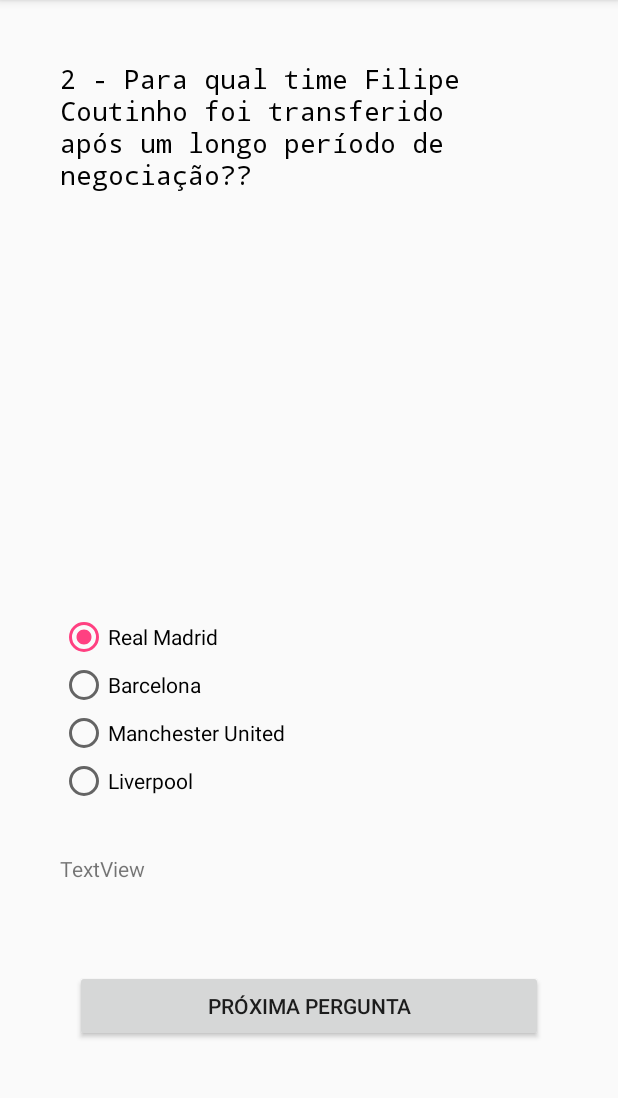
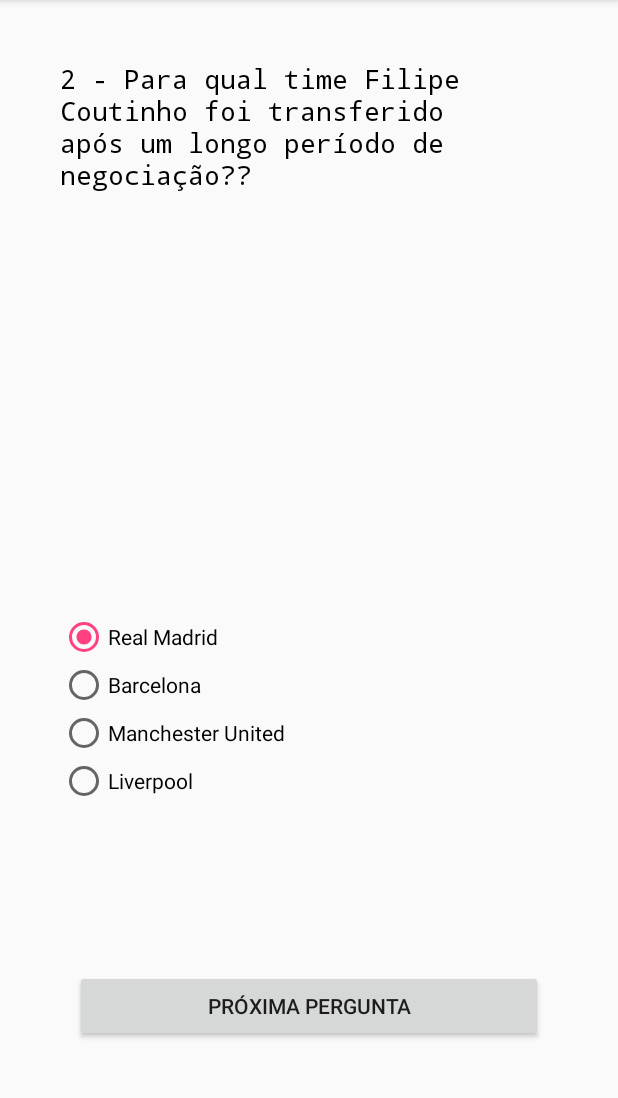
Before and after one commit to andreboli/Quiz, an Android app: the FirstQuestion screen opened directly, with no data from a screen before it, after a tap on "PRÓXIMA PERGUNTA", on a phone screen of 412 x 824 dp, the part 84-1182 px from its top. Run offline under Robolectric (Android 15) with nearby library versions, the phone set to English and light mode, and no system bars; 1 statement that could not run was skipped.

```diff
--- a/app/src/main/java/andreoliveira/com/br/quiz/FirstQuestion.java
+++ b/app/src/main/java/andreoliveira/com/br/quiz/FirstQuestion.java
@@ -13,6 +13,7 @@ public class FirstQuestion extends AppCompatActivity {
     int countReceived;
     RadioGroup radioGroup;
     RadioButton radioButton;
+    RadioButton correta;
 
     @Override
     protected void onCreate(Bundle savedInstanceState) {
@@ -24,20 +25,15 @@ public class FirstQuestion extends AppCompatActivity {
         Bundle value = actualScreen.getExtras();
         countReceived = value.getInt("contador");
 
-        int radioID = radioGroup.getCheckedRadioButtonId();
-
-        radioButton = findViewById(radioID);
-
-
-
-        if(radioButton.isChecked()){
-            countReceived += 1;
-        }
+        correta = findViewById(R.id.rbCorreta);
 
         Button btnNext = (Button)findViewById(R.id.btnFirst);
         btnNext.setOnClickListener(new View.OnClickListener() {
             @Override
             public void onClick(View v) {
+                if(correta.isChecked()){
+                    countReceived += 1;
+                }
                 Intent nextQuestion = new Intent(FirstQuestion.this, SecondQuestion.class);
                 nextQuestion.putExtra("contador2", countReceived);
                 startActivity(nextQuestion);
--- a/app/src/main/java/andreoliveira/com/br/quiz/SecondQuestion.java
+++ b/app/src/main/java/andreoliveira/com/br/quiz/SecondQuestion.java
@@ -14,30 +14,27 @@ public class SecondQuestion extends AppCompatActivity {
     int countReceived;
     RadioGroup radioGroup;
     RadioButton radioButton;
+    RadioButton correta;
 
     @Override
     protected void onCreate(Bundle savedInstanceState) {
         super.onCreate(savedInstanceState);
         setContentView(R.layout.activity_second_question);
+        radioGroup = (RadioGroup)findViewById(R.id.radioGroup);
 
         Intent actualScreen = getIntent();
         Bundle value = actualScreen.getExtras();
         countReceived = value.getInt("contador2");
 
-        int radioID = radioGroup.getCheckedRadioButtonId();
-
-        radioButton = findViewById(radioID);
-
-        checkButton(findViewById(R.id.rbCorreta));
-
-        if(radioButton == findViewById(R.id.rbCorreta)){
-            countReceived += 1;
-        }
+        correta = findViewById(R.id.rbCorreta);
 
         Button btnNext = findViewById(R.id.btnSecond);
         btnNext.setOnClickListener(new View.OnClickListener() {
             @Override
             public void onClick(View v) {
+                if(correta.isChecked()){
+                    countReceived += 1;
+                }
                 Intent nextQuestion = new Intent(SecondQuestion.this, ThirdQuestion.class);
                 nextQuestion.putExtra("contador3", countReceived);
                 startActivity(nextQuestion);
--- a/app/src/main/res/layout/activity_second_question.xml
+++ b/app/src/main/res/layout/activity_second_question.xml
@@ -75,14 +75,6 @@
             android:text="Liverpool" />
     </RadioGroup>
 
-    <TextView
-        android:id="@+id/test2"
-        android:layout_width="match_parent"
-        android:layout_height="wrap_content"
-        android:layout_above="@+id/btnSecond"
-        android:layout_alignStart="@+id/radioGroup"
-        android:layout_marginBottom="58dp"
-        android:text="TextView" />
 
 
 </RelativeLayout>
```
Also changed, not shown: app/src/main/java/andreoliveira/com/br/quiz/EighthQuestion.java (+6 -9 lines), app/src/main/java/andreoliveira/com/br/quiz/FifthQuestion.java (+6 -9 lines), app/src/main/java/andreoliveira/com/br/quiz/FourthQuestion.java (+6 -10 lines), app/src/main/java/andreoliveira/com/br/quiz/NinethQuestion.java (+6 -10 lines), app/src/main/java/andreoliveira/com/br/quiz/ResultActivity.java (+12 -0 lines), app/src/main/java/andreoliveira/com/br/quiz/SeventhQuestion.java (+7 -9 lines), app/src/main/java/andreoliveira/com/br/quiz/SixthQuestion.java (+6 -9 lines), app/src/main/java/andreoliveira/com/br/quiz/TenthQuestion.java (+8 -11 lines), app/src/main/java/andreoliveira/com/br/quiz/ThirdQuestion.java (+6 -9 lines), app/src/main/res/layout/activity_result.xml (+10 -0 lines).
